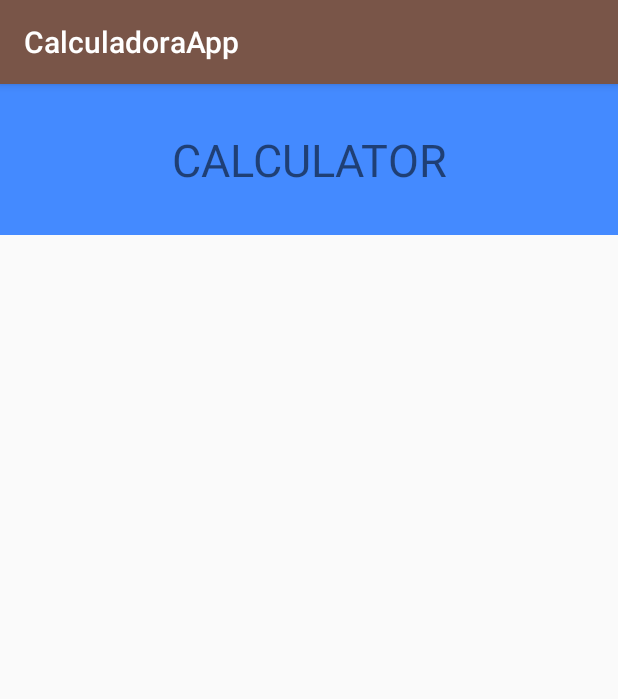
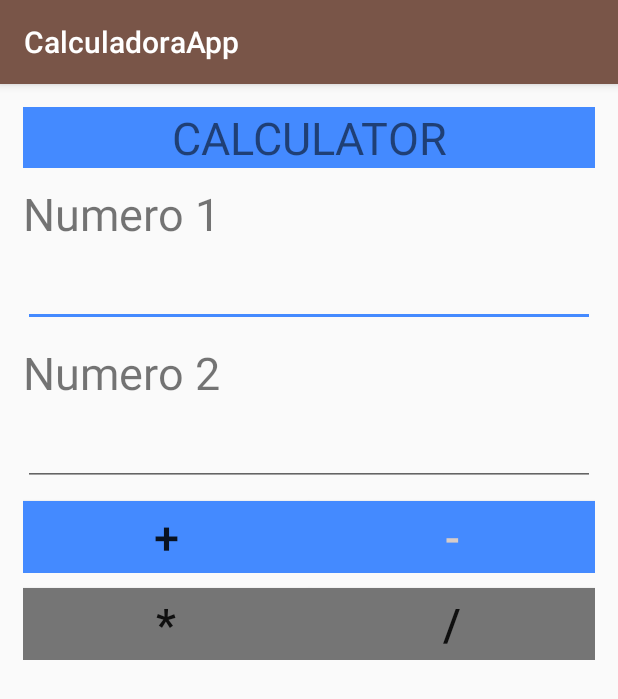
Before and after one commit to gmurgac/calculadoraapp, an Android app: the screen it shows after launch (MainActivity), on a phone screen of 412 x 824 dp. Shown: the top 699 px of the screen. Run offline under Robolectric (Android 15) with nearby library versions, the phone set to English and light mode, and no system bars.

Commit message:
Agregar funcionalidad calculator
Agregar layouts de calculadora
:)

```diff
--- a/Fuentes/CalculadoraApp/app/src/main/res/layout/activity_main.xml
+++ b/Fuentes/CalculadoraApp/app/src/main/res/layout/activity_main.xml
@@ -5,6 +5,7 @@
     android:layout_width="match_parent"
     android:layout_height="match_parent"
     android:orientation="vertical"
+    android:padding="@dimen/paddinGeneral"
     tools:context=".MainActivity">
 
     <TextView
@@ -12,7 +13,98 @@
         android:layout_height="wrap_content"
         android:text="@string/algo"
         android:textSize="30sp"
-        android:padding="30dp"
+
         android:gravity="center"
         android:background="@color/colorAccent" />
+    <TextView
+        android:layout_width="wrap_content"
+        android:layout_height="wrap_content"
+        android:text="@string/numero_1Text"
+        android:textSize="@dimen/tamanioLetra"
+        android:layout_marginTop="@dimen/topTxt"
+
+        ></TextView>
+
+    <EditText
+        android:id="@+id/n1_txt"
+        android:layout_width="match_parent"
+        android:layout_height="wrap_content"
+        android:inputType="number"
+        android:layout_marginTop="@dimen/topTxt"
+        ></EditText>
+
+    <TextView
+        android:layout_width="wrap_content"
+        android:layout_height="wrap_content"
+        android:text="@string/numero_2Text"
+        android:textSize="@dimen/tamanioLetra"
+        android:layout_marginTop="@dimen/topTxt"
+
+
+        ></TextView>
+    <EditText
+        android:id="@+id/n2_txt"
+        android:layout_width="match_parent"
+        android:layout_height="wrap_content"
+        android:inputType="number"
+        android:layout_marginTop="@dimen/topTxt"
+        ></EditText>
+
+    <LinearLayout
+        android:layout_width="match_parent"
+        android:layout_height="wrap_content"
+        android:orientation="horizontal">
+
+    <Button
+        android:onClick="sumar"
+        android:layout_height="wrap_content"
+        android:layout_width="match_parent"
+        android:layout_weight="1"
+        android:text="+"
+        android:layout_marginTop="@dimen/topTxt"
+        android:background="@color/colorAccent"
+        android:textSize="@dimen/tamanioLetra"
+
+        ></Button>
+        <Button
+            android:onClick="restar"
+            android:layout_width="match_parent"
+            android:layout_height="wrap_content"
+            android:layout_weight="1"
+            android:text="-"
+            android:layout_marginTop="@dimen/topTxt"
+            android:background="@color/colorAccent"
+            android:textSize="@dimen/tamanioLetra"
+            android:textColor="@color/primary_light"
+            ></Button>
+
+        </LinearLayout>
+    <LinearLayout
+        android:layout_width="match_parent"
+        android:layout_height="wrap_content"
+        android:orientation="horizontal">
+        <Button
+            android:onClick="multiplicar"
+            android:layout_height="wrap_content"
+            android:layout_width="match_parent"
+            android:layout_weight="1"
+            android:text="*"
+            android:layout_marginTop="@dimen/topTxt"
+            android:background="@color/secondary_text"
+            android:textSize="@dimen/tamanioLetra"
+
+
+            ></Button>
+        <Button
+            android:onClick="division"
+            android:layout_width="match_parent"
+            android:layout_height="wrap_content"
+            android:layout_weight="1"
+            android:text="/"
+            android:layout_marginTop="@dimen/topTxt"
+            android:background="@color/secondary_text"
+            android:textSize="@dimen/tamanioLetra"
+            ></Button>
+
+    </LinearLayout>
 </LinearLayout>
--- /dev/null
+++ b/Fuentes/CalculadoraApp/app/src/main/res/values/dimens.xml
@@ -0,0 +1,6 @@
+<?xml version="1.0" encoding="utf-8"?>
+<resources>
+    <dimen name="tamanioLetra">30sp</dimen>
+    <dimen name="paddinGeneral">15dp</dimen>
+    <dimen name="topTxt">10dp</dimen>
+</resources>
--- a/Fuentes/CalculadoraApp/app/src/main/res/values/strings.xml
+++ b/Fuentes/CalculadoraApp/app/src/main/res/values/strings.xml
@@ -1,4 +1,6 @@
 <resources>
     <string name="app_name">CalculadoraApp</string>
     <string name="algo">CALCULATOR</string>
+    <string name="numero_1Text">Numero 1</string>
+    <string name="numero_2Text">Numero 2</string>
 </resources>
```
Also changed, not shown: Fuentes/CalculadoraApp/app/src/main/java/cl/inacap/calculadoraApp/MainActivity.java (+78 -0 lines).
